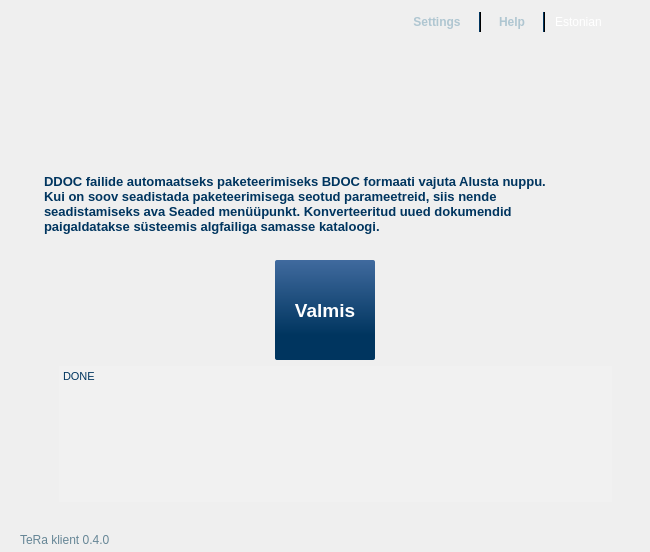
Qt form poc/MainWindow.ui (open-eid/TeRa) before a commit.
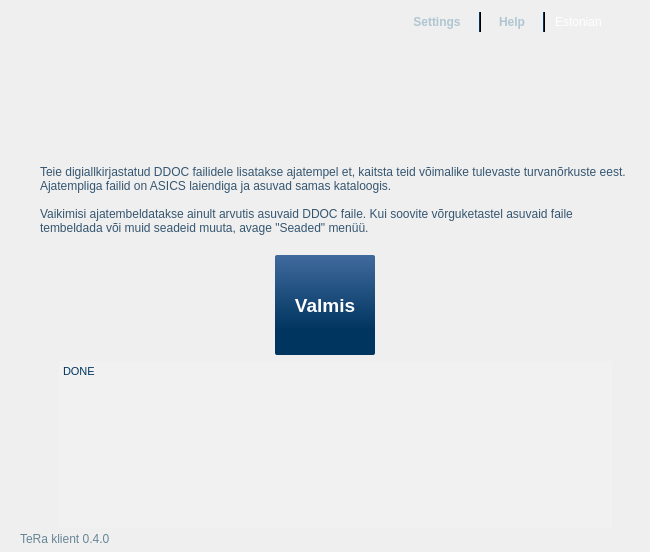
The same form after that commit. Icons and pictures are not drawn. Custom widgets are drawn as their Qt base class.

Patch:
```diff
--- a/poc/MainWindow.ui
+++ b/poc/MainWindow.ui
@@ -59,6 +59,18 @@
    </property>
    <item>
     <widget class="QFrame" name="background">
+     <property name="sizePolicy">
+      <sizepolicy hsizetype="Preferred" vsizetype="Fixed">
+       <horstretch>0</horstretch>
+       <verstretch>0</verstretch>
+      </sizepolicy>
+     </property>
+     <property name="minimumSize">
+      <size>
+       <width>0</width>
+       <height>552</height>
+      </size>
+     </property>
      <property name="styleSheet">
       <string notr="true">QLabel, QAbstractButton, QAbstractItemView, QComboBox
 { color: #355670; font: 12px &quot;Arial, Liberation Sans&quot;; }
@@ -362,7 +374,7 @@
           <property name="sizeHint" stdset="0">
            <size>
             <width>20</width>
-            <height>115</height>
+            <height>110</height>
            </size>
           </property>
          </spacer>
@@ -382,186 +394,18 @@
           <number>20</number>
          </property>
          <property name="bottomMargin">
-          <number>0</number>
+          <number>16</number>
          </property>
          <item row="0" column="0">
-          <widget class="QTextEdit" name="textEdit">
-           <property name="sizePolicy">
-            <sizepolicy hsizetype="Preferred" vsizetype="Preferred">
-             <horstretch>1</horstretch>
-             <verstretch>1</verstretch>
-            </sizepolicy>
+          <widget class="QLabel" name="label_2">
+           <property name="text">
+            <string>Teie digiallkirjastatud DDOC failidele lisatakse ajatempel et, kaitsta teid võimalike tulevaste turvanõrkuste eest. Ajatempliga failid on ASICS laiendiga ja asuvad samas kataloogis.
+
+Vaikimisi ajatembeldatakse ainult arvutis asuvaid DDOC faile. Kui soovite võrguketastel asuvaid faile tembeldada või muid seadeid muuta, avage &quot;Seaded&quot; menüü.</string>
            </property>
-           <property name="minimumSize">
-            <size>
-             <width>0</width>
-             <height>90</height>
-            </size>
-           </property>
-           <property name="maximumSize">
-            <size>
-             <width>16777215</width>
-             <height>90</height>
-            </size>
-           </property>
-           <property name="palette">
-            <palette>
-             <active>
-              <colorrole role="WindowText">
-               <brush brushstyle="SolidPattern">
-                <color alpha="255">
-                 <red>0</red>
-                 <green>53</green>
-                 <blue>95</blue>
-                </color>
-               </brush>
-              </colorrole>
-              <colorrole role="Button">
-               <brush brushstyle="SolidPattern">
-                <color alpha="0">
-                 <red>255</red>
-                 <green>255</green>
-                 <blue>255</blue>
-                </color>
-               </brush>
-              </colorrole>
-              <colorrole role="Base">
-               <brush brushstyle="NoBrush">
-                <color alpha="255">
-                 <red>0</red>
-                 <green>0</green>
-                 <blue>0</blue>
-                </color>
-               </brush>
-              </colorrole>
-              <colorrole role="Window">
-               <brush brushstyle="SolidPattern">
-                <color alpha="0">
-                 <red>255</red>
-                 <green>255</green>
-                 <blue>255</blue>
-                </color>
-               </brush>
-              </colorrole>
-             </active>
-             <inactive>
-              <colorrole role="WindowText">
-               <brush brushstyle="SolidPattern">
-                <color alpha="255">
-                 <red>0</red>
-                 <green>53</green>
-                 <blue>95</blue>
-                </color>
-               </brush>
-              </colorrole>
-              <colorrole role="Button">
-               <brush brushstyle="SolidPattern">
-                <color alpha="0">
-                 <red>255</red>
-                 <green>255</green>
-                 <blue>255</blue>
-                </color>
-               </brush>
-              </colorrole>
-              <colorrole role="Base">
-               <brush brushstyle="NoBrush">
-                <color alpha="255">
-                 <red>0</red>
-                 <green>0</green>
-                 <blue>0</blue>
-                </color>
-               </brush>
-              </colorrole>
-              <colorrole role="Window">
-               <brush brushstyle="SolidPattern">
-                <color alpha="0">
-                 <red>255</red>
-                 <green>255</green>
-                 <blue>255</blue>
-                </color>
-               </brush>
-              </colorrole>
-             </inactive>
-             <disabled>
-              <colorrole role="WindowText">
-               <brush brushstyle="SolidPattern">
-                <color alpha="255">
-                 <red>190</red>
-                 <green>190</green>
-                 <blue>190</blue>
-                </color>
-               </brush>
-              </colorrole>
-              <colorrole role="Button">
-               <brush brushstyle="SolidPattern">
-                <color alpha="0">
-                 <red>255</red>
-                 <green>255</green>
-                 <blue>255</blue>
-                </color>
-               </brush>
-              </colorrole>
-              <colorrole role="Base">
-               <brush brushstyle="NoBrush">
-                <color alpha="255">
-                 <red>0</red>
-                 <green>0</green>
-                 <blue>0</blue>
-                </color>
-               </brush>
-              </colorrole>
-              <colorrole role="Window">
-               <brush brushstyle="SolidPattern">
-                <color alpha="0">
-                 <red>255</red>
-                 <green>255</green>
-                 <blue>255</blue>
-                </color>
-               </brush>
-              </colorrole>
-             </disabled>
-            </palette>
-           </property>
-           <property name="font">
-            <font>
-             <family>Arial</family>
-             <pointsize>8</pointsize>
-            </font>
-           </property>
-           <property name="autoFillBackground">
+           <property name="wordWrap">
             <bool>true</bool>
            </property>
-           <property name="styleSheet">
-            <string notr="true">background-color: rgba(255, 255, 255, 0);</string>
-           </property>
-           <property name="frameShape">
-            <enum>QFrame::NoFrame</enum>
-           </property>
-           <property name="verticalScrollBarPolicy">
-            <enum>Qt::ScrollBarAlwaysOff</enum>
-           </property>
-           <property name="sizeAdjustPolicy">
-            <enum>QAbstractScrollArea::AdjustToContents</enum>
-           </property>
-           <property name="undoRedoEnabled">
-            <bool>false</bool>
-           </property>
-           <property name="readOnly">
-            <bool>true</bool>
-           </property>
-           <property name="html">
-            <string>&lt;!DOCTYPE HTML PUBLIC &quot;-//W3C//DTD HTML 4.0//EN&quot; &quot;http://www.w3.org/TR/REC-html40/strict.dtd&quot;&gt;
-&lt;html&gt;&lt;head&gt;&lt;meta name=&quot;qrichtext&quot; content=&quot;1&quot; /&gt;&lt;style type=&quot;text/css&quot;&gt;
-p, li { white-space: pre-wrap; }
-&lt;/style&gt;&lt;/head&gt;&lt;body style=&quot; font-family:'Arial'; font-size:8pt; font-weight:400; font-style:normal;&quot;&gt;
-&lt;p style=&quot; margin-top:0px; margin-bottom:0px; margin-left:0px; margin-right:0px; -qt-block-indent:0; text-indent:0px;&quot;&gt;&lt;span style=&quot; font-family:'Sans Serif'; font-size:10pt; font-weight:600; color:#00355f;&quot;&gt;DDOC failide automaatseks paketeerimiseks BDOC formaati vajuta Alusta nuppu.&lt;/span&gt;&lt;/p&gt;
-&lt;p style=&quot; margin-top:0px; margin-bottom:0px; margin-left:0px; margin-right:0px; -qt-block-indent:0; text-indent:0px;&quot;&gt;&lt;span style=&quot; font-family:'Sans Serif'; font-size:10pt; font-weight:600; color:#00355f;&quot;&gt;Kui on soov seadistada paketeerimisega seotud parameetreid, siis nende&lt;/span&gt;&lt;/p&gt;
-&lt;p style=&quot; margin-top:0px; margin-bottom:0px; margin-left:0px; margin-right:0px; -qt-block-indent:0; text-indent:0px;&quot;&gt;&lt;span style=&quot; font-family:'Sans Serif'; font-size:10pt; font-weight:600; color:#00355f;&quot;&gt;seadistamiseks ava Seaded menüüpunkt. Konverteeritud uued dokumendid&lt;/span&gt;&lt;/p&gt;
-&lt;p style=&quot; margin-top:0px; margin-bottom:0px; margin-left:0px; margin-right:0px; -qt-block-indent:0; text-indent:0px;&quot;&gt;&lt;span style=&quot; font-family:'Sans Serif'; font-size:10pt; font-weight:600; color:#00355f;&quot;&gt;paigaldatakse süsteemis algfailiga samasse kataloogi.&lt;/span&gt;&lt;/p&gt;&lt;/body&gt;&lt;/html&gt;</string>
-           </property>
-           <property name="textInteractionFlags">
-            <set>Qt::LinksAccessibleByKeyboard|Qt::LinksAccessibleByMouse|Qt::TextBrowserInteraction|Qt::TextSelectableByKeyboard|Qt::TextSelectableByMouse</set>
-           </property>
           </widget>
          </item>
         </layout>
@@ -575,6 +419,18 @@
           <verstretch>1</verstretch>
          </sizepolicy>
         </property>
+        <property name="minimumSize">
+         <size>
+          <width>0</width>
+          <height>10</height>
+         </size>
+        </property>
+        <property name="maximumSize">
+         <size>
+          <width>16777215</width>
+          <height>283</height>
+         </size>
+        </property>
         <property name="frameShape">
          <enum>QFrame::NoFrame</enum>
         </property>
@@ -597,11 +453,23 @@
          <item row="0" column="0">
           <widget class="QStackedWidget" name="stackedCntrlWidget">
            <property name="sizePolicy">
-            <sizepolicy hsizetype="Expanding" vsizetype="Expanding">
+            <sizepolicy hsizetype="Expanding" vsizetype="Fixed">
              <horstretch>0</horstretch>
-             <verstretch>0</verstretch>
+             <verstretch>1</verstretch>
             </sizepolicy>
            </property>
+           <property name="minimumSize">
+            <size>
+             <width>0</width>
+             <height>273</height>
+            </size>
+           </property>
+           <property name="maximumSize">
+            <size>
+             <width>16777215</width>
+             <height>273</height>
+            </size>
+           </property>
            <property name="currentIndex">
             <number>2</number>
            </property>
@@ -1675,10 +1543,16 @@
              </item>
              <item row="2" column="0" colspan="3">
               <widget class="QWidget" name="widget_4" native="true">
+               <property name="sizePolicy">
+                <sizepolicy hsizetype="Preferred" vsizetype="Preferred">
+                 <horstretch>0</horstretch>
+                 <verstretch>0</verstretch>
+                </sizepolicy>
+               </property>
                <property name="minimumSize">
                 <size>
                  <width>0</width>
-                 <height>30</height>
+                 <height>10</height>
                 </size>
                </property>
                <layout class="QVBoxLayout" name="verticalLayout_2">
@@ -1694,11 +1568,17 @@
                 <item>
                  <widget class="QTextBrowser" name="logText">
                   <property name="sizePolicy">
-                   <sizepolicy hsizetype="Expanding" vsizetype="Expanding">
+                   <sizepolicy hsizetype="Expanding" vsizetype="Preferred">
                     <horstretch>0</horstretch>
                     <verstretch>1</verstretch>
                    </sizepolicy>
                   </property>
+                  <property name="minimumSize">
+                   <size>
+                    <width>0</width>
+                    <height>10</height>
+                   </size>
+                  </property>
                   <property name="palette">
                    <palette>
                     <active>
@@ -1891,7 +1771,7 @@
       </item>
       <item>
        <widget class="QWidget" name="widget" native="true">
-        <layout class="QHBoxLayout" name="horizontalLayout_2">
+        <layout class="QGridLayout" name="gridLayout_6">
          <property name="leftMargin">
           <number>0</number>
          </property>
@@ -1899,110 +1779,39 @@
           <number>0</number>
          </property>
          <property name="rightMargin">
-          <number>0</number>
+          <number>20</number>
          </property>
          <property name="bottomMargin">
           <number>0</number>
          </property>
-         <item>
-          <widget class="QWidget" name="widget_2" native="true">
+         <property name="spacing">
+          <number>0</number>
+         </property>
+         <item row="0" column="0" colspan="2">
+          <widget class="QLabel" name="version">
            <property name="sizePolicy">
             <sizepolicy hsizetype="Expanding" vsizetype="Expanding">
              <horstretch>0</horstretch>
              <verstretch>0</verstretch>
             </sizepolicy>
            </property>
-           <layout class="QVBoxLayout" name="verticalLayout">
-            <property name="spacing">
-             <number>0</number>
-            </property>
-            <property name="leftMargin">
-             <number>0</number>
-            </property>
-            <property name="topMargin">
-             <number>0</number>
-            </property>
-            <property name="rightMargin">
-             <number>0</number>
-            </property>
-            <property name="bottomMargin">
-             <number>5</number>
-            </property>
-            <item>
-             <spacer name="verticalSpacer_2">
-              <property name="orientation">
-               <enum>Qt::Vertical</enum>
-              </property>
-              <property name="sizeType">
-               <enum>QSizePolicy::Expanding</enum>
-              </property>
-              <property name="sizeHint" stdset="0">
-               <size>
-                <width>20</width>
-                <height>10</height>
-               </size>
-              </property>
-             </spacer>
-            </item>
-            <item>
-             <widget class="QLabel" name="version">
-              <property name="sizePolicy">
-               <sizepolicy hsizetype="Expanding" vsizetype="Expanding">
-                <horstretch>0</horstretch>
-                <verstretch>0</verstretch>
-               </sizepolicy>
-              </property>
-              <property name="minimumSize">
-               <size>
-                <width>0</width>
-                <height>20</height>
-               </size>
-              </property>
-              <property name="maximumSize">
-               <size>
-                <width>16777215</width>
-                <height>20</height>
-               </size>
-              </property>
-              <property name="text">
-               <string>TeRa klient 0.4.0</string>
-              </property>
-              <property name="alignment">
-               <set>Qt::AlignBottom|Qt::AlignLeading|Qt::AlignLeft</set>
-              </property>
-             </widget>
-            </item>
-           </layout>
-          </widget>
-         </item>
-         <item>
-          <widget class="QLabel" name="label">
-           <property name="sizePolicy">
-            <sizepolicy hsizetype="Minimum" vsizetype="Minimum">
-             <horstretch>0</horstretch>
-             <verstretch>0</verstretch>
-            </sizepolicy>
-           </property>
            <property name="minimumSize">
             <size>
-             <width>20</width>
-             <height>50</height>
+             <width>0</width>
+             <height>20</height>
             </size>
            </property>
            <property name="maximumSize">
             <size>
              <width>16777215</width>
-             <height>100</height>
+             <height>20</height>
             </size>
            </property>
-           <property name="cursor">
-            <cursorShape>ArrowCursor</cursorShape>
-           </property>
-           <property name="pixmap">
-            <pixmap resource="../images/images.qrc">:/images/EL_Regionaalareng_horisontaal.png</pixmap>
+           <property name="text">
+            <string>TeRa klient 0.4.0</string>
            </property>
            <property name="alignment">
-            <set>Qt::AlignRight|Qt::AlignTrailing|Qt::AlignVCenter</set>
+            <set>Qt::AlignLeading|Qt::AlignLeft|Qt::AlignTop</set>
            </property>
           </widget>
          </item>
```
Left out of the diff: 4 changed lines with no effect on the pictures.
